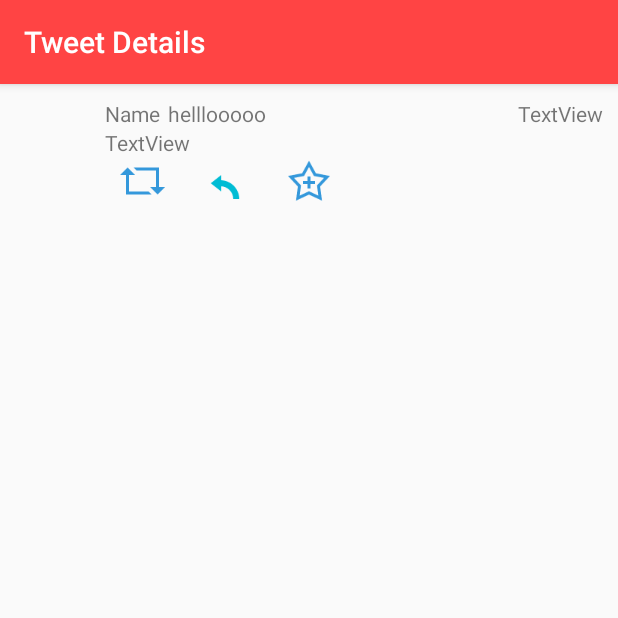
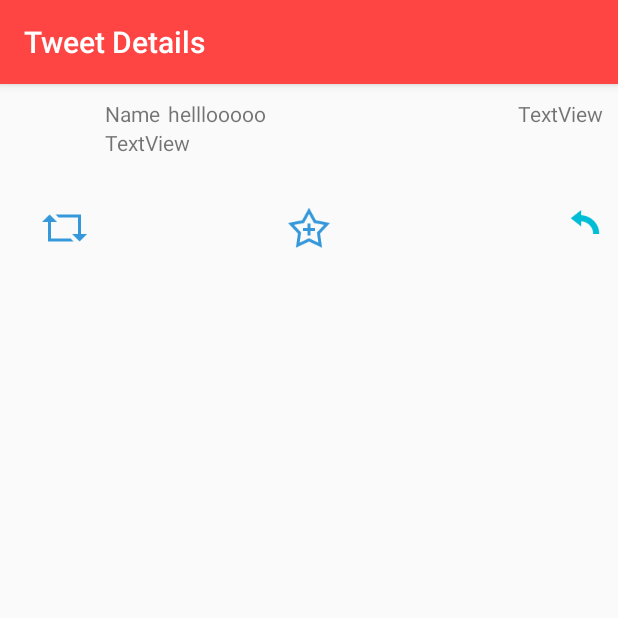
Before and after one commit to oec08/IbisApp, an Android app: the TweetDetailViewActivity screen opened directly, with no data from a screen before it, on a phone screen of 412 x 824 dp, the top half of it. Run offline under Robolectric (Android 15) with nearby library versions, the phone set to English and light mode, and no system bars; our stand-ins replace ButterKnife; libraries missing offline, so code that uses them is left out: org.parceler; pictures from the network do not load; 6 statements that could not run were skipped.

Commit message:
setups reply button for reply to tweet, I still need to add the interface

```diff
--- a/app/src/main/res/layout/activity_tweet_detail_view.xml
+++ b/app/src/main/res/layout/activity_tweet_detail_view.xml
@@ -54,27 +54,29 @@
         android:layout_height="wrap_content"
         app:srcCompat="@drawable/retweet_icon"
         android:background="@android:color/transparent"
-        android:id="@+id/imageButton2"
-        android:layout_below="@+id/tvBodyDetail"
-        android:layout_toStartOf="@+id/tvUserNameDetail" />
+        android:layout_marginTop="20dp"
+        android:id="@+id/ibRetweetBtn"
+        android:layout_below="@+id/ivProfileImageDetail"
+        android:layout_toLeftOf="@+id/ibFavBtn"
+        android:layout_alignEnd="@+id/ivProfileImageDetail" />
 
     <ImageButton
         android:layout_width="wrap_content"
         android:layout_height="wrap_content"
         app:srcCompat="@drawable/favorites_icon"
+        android:layout_marginTop="20dp"
         android:background="@android:color/transparent"
-        android:id="@+id/imageButton3"
-        android:layout_alignBottom="@+id/imageButton"
+        android:id="@+id/ibFavBtn"
+        android:layout_below="@+id/ivProfileImageDetail"
         android:layout_centerHorizontal="true" />
 
     <ImageButton
         android:layout_width="wrap_content"
         android:layout_height="wrap_content"
         app:srcCompat="@drawable/reply_icon"
-        android:id="@+id/imageButton"
+        android:id="@+id/ibReplyBtn"
         android:background="@android:color/transparent"
-        android:layout_alignBottom="@+id/imageButton2"
-        android:layout_toEndOf="@+id/tvBodyDetail"
-        android:layout_marginStart="11dp" />
+        android:layout_alignTop="@+id/ibFavBtn"
+        android:layout_alignParentEnd="true" />
 
 </RelativeLayout>
```
Also changed, not shown: app/src/main/java/com/codepath/apps/ibisapp/adapters/TweetsArrayAdapter.java (+14 -0 lines), app/src/main/java/com/codepath/apps/ibisapp/fragments/ComposeTweetDialog.java (+7 -0 lines), app/src/main/res/layout/item_tweet.xml (+9 -0 lines).
